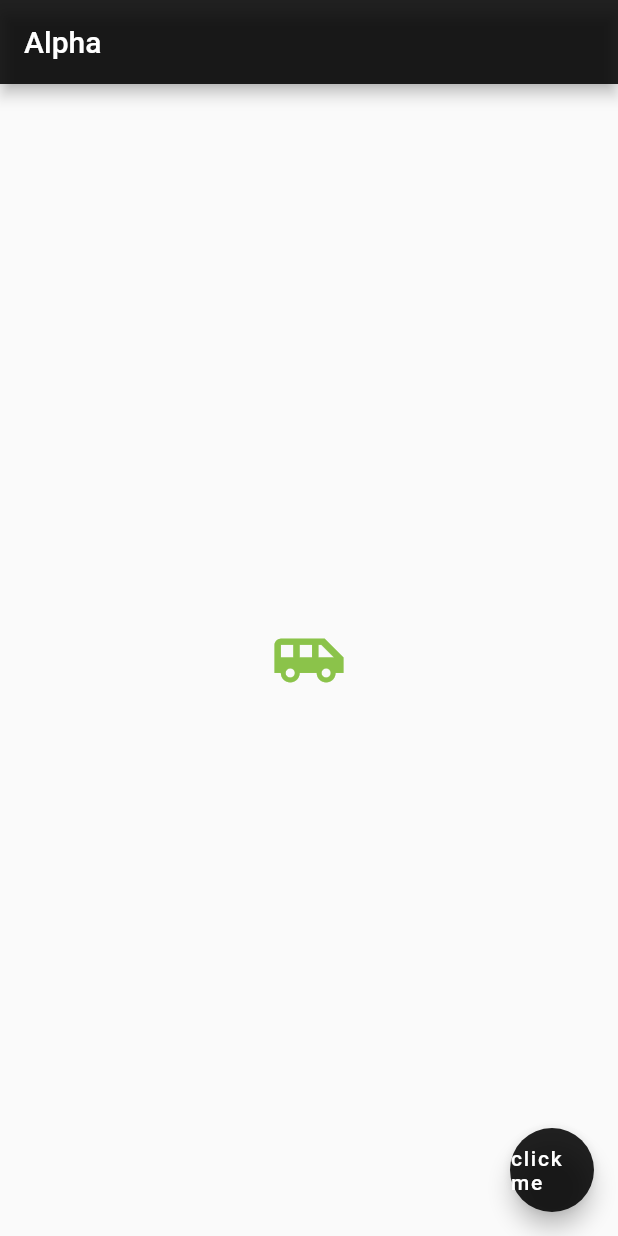
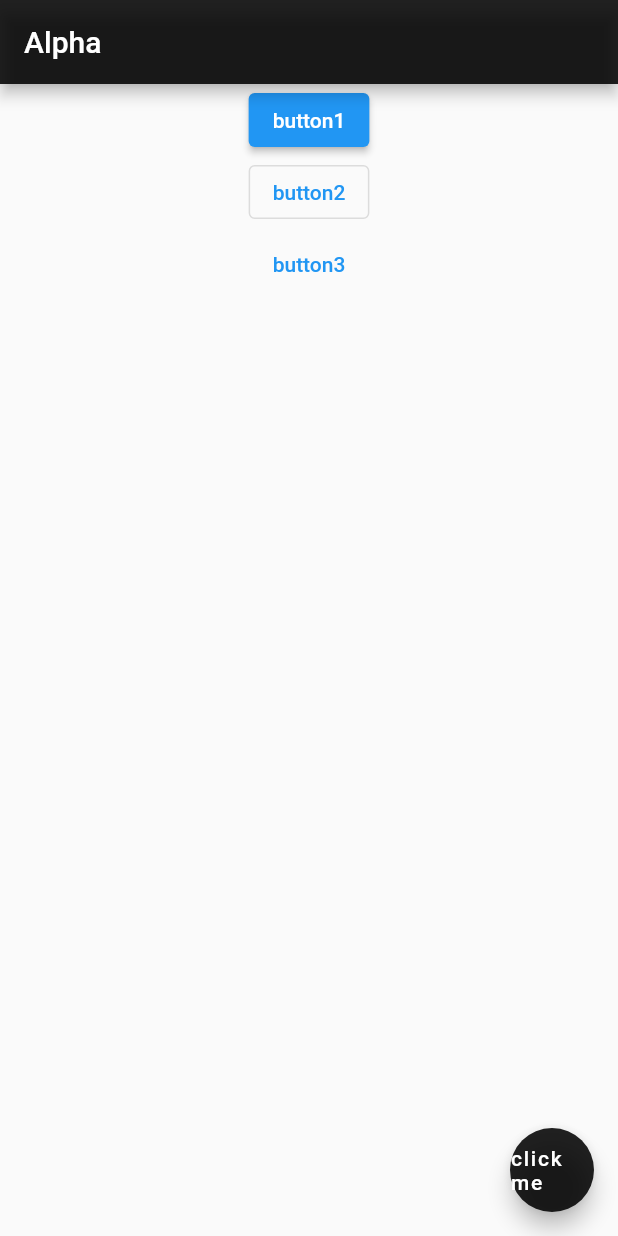
Before and after one commit to Hacikes/flutterapp, a Flutter app: the screen it shows after launch, on a phone screen of 412 x 824 dp. Run offline on Flutter 3.47's test engine with Material 2 defaults, Android fonts, the phone set to English and light mode, and no system bars.

Commit message:
За место иконки добавил разные кнопки

```diff
--- a/lib/main.dart
+++ b/lib/main.dart
@@ -10,26 +10,56 @@ void main() => runApp(const MaterialApp(
 // и + к этому не надо каждый раз тыкать Hot Reload
 class Home extends StatelessWidget {
   const Home({Key? key}) : super(key: key);
-
   @override
   Widget build(BuildContext context) {
     return Scaffold(
       appBar: AppBar(
-        title: Text('Alpha'),
+        title: const Text('Alpha'),
         backgroundColor: Colors.black87,
       ),
       body: Center(
-        child: Icon(
-          Icons.airport_shuttle,
-          color: Colors.lightGreen,
-          size: 50.0,
+        // Кнопки по другому не задаются
+        // В Child принимаются параметры: Row и Column
+         child: Column(
+           children: [
+             // Можно задать Expended за место Container, чтобы кнопки было по всей ширене
+             Container(
+               // Задаём кнопки
+               child: (ElevatedButton(
+                 onPressed: () {
+                   print('Хорош');
+                 },
+                 child: const Text('button1'),
+                 )
+               ),
+             ),
+             Container(
+               // Задаём кнопки
+               child: (OutlinedButton(
+                 onPressed: () {
+                   print('Мегахорош');
+                 },
+                 child: const Text('button2'),
+               )
+               ),
+             ),
+             Container(
+               // Задаём кнопки
+               child: (TextButton(
+                 onPressed: () {
+                   print('Отсановись');
+                 },
+                 child: const Text('button3'),
+               )
+               ),
+             ),
+           ],
         ),
-
       ),
       floatingActionButton: FloatingActionButton(
         onPressed: () {  },
         backgroundColor: Colors.black87,
-        child: Text('click me'),
+        child: const Text('click me'),
       ),
     );
   }
```
